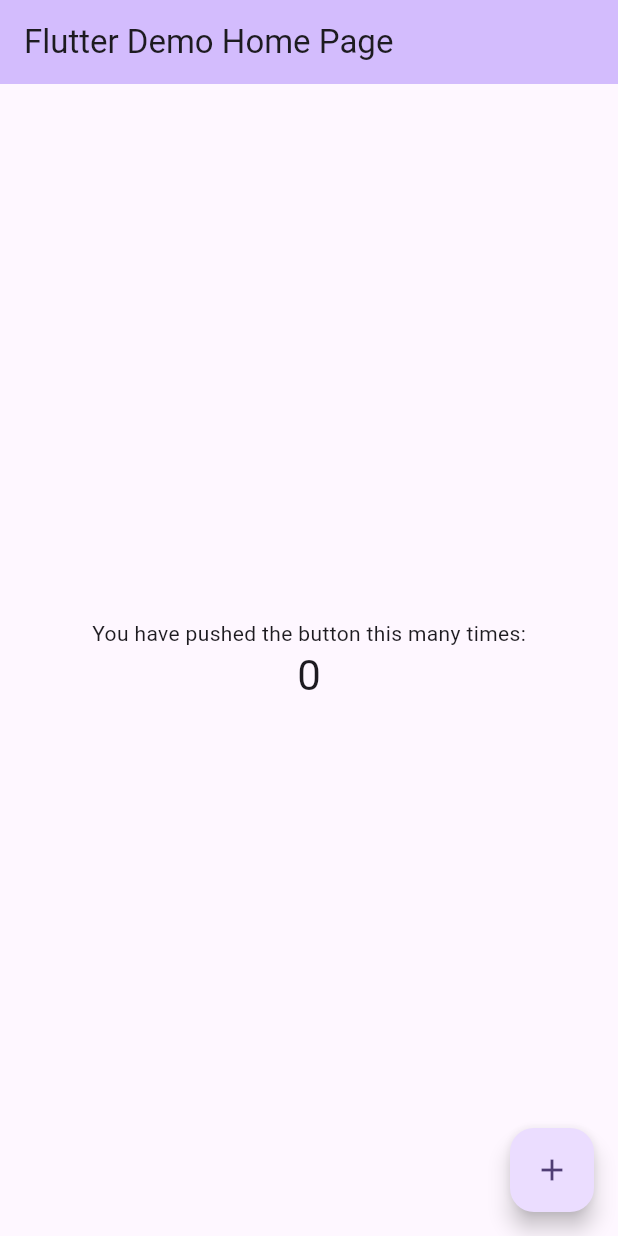
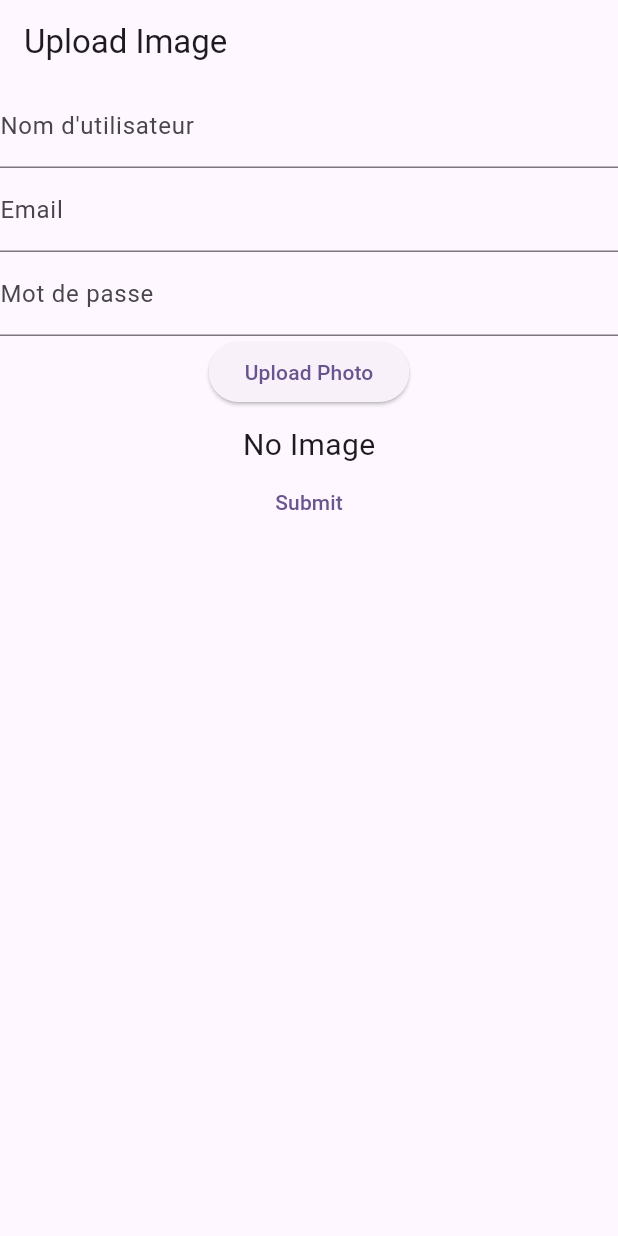
Before and after one commit to JeanFourest/projet_flutter_1, a Flutter app: the screen it shows after launch, on a phone screen of 412 x 824 dp. Run offline on Flutter 3.47's test engine with Material 2 defaults, Android fonts, the phone set to English and light mode, and no system bars; our stand-ins replace image_picker; missing offline and left inert: mongo_dart.

Commit message:
add: MongoDB connect, createUser, listAllUser, User model

```diff
--- a/lib/db.dart
+++ b/lib/db.dart
@@ -1,17 +1,51 @@
+  import 'dart:async';
   import 'package:mongo_dart/mongo_dart.dart';
-
+  import 'package:projet_flutter_1/models/user.dart';
 
   class MongoDatabase {
+    static late DbCollection userCollection;
+    static late DbCollection horseCollection;
+
     static Future<void> connect() async {
       try {
+        print('STARTING CONNECTION');
         //Connexion a la DB
-      var db = await Db.create('mongodb+srv://cavalier01:cavalier01@fluttercavalier.vik0exh.mongodb.net/');
+        var db = await Db.create(
+            'mongodb+srv://cavalier01:cavalier01@fluttercavalier.vik0exh.mongodb.net/fluttercavalier');
         await db.open();
+        userCollection = db.collection('users');
+        horseCollection = db.collection('horses');
         print('Connexion à MongoDB réussie');
       } catch (e) {
         print('Erreur de connexion à MongoDB: $e');
       }
     }
 
+    static Future<List<Map<String, dynamic>>> getAllUser() async {
+      try {
+        final users = await userCollection.find().toList();
+        return users;
+      } catch (e) {
+        return Future.value(e as FutureOr<List<Map<String, dynamic>>>?);
+      }
+    }
 
+    static Future<void> createUser(User user) async {
+      try {
+        await userCollection.insertOne({
+          'username': user.username,
+          'password': user.password,
+          'email': user.email,
+          'photo': user.photo,
+          'phoneNumber': '',
+          'age': 0,
+          'link': '',
+          'isAdmin': false,
+          'isDP': false,
+        });
+        print('Utilisateur : $user.username a été créé avec succès');
+      } catch (e) {
+        print('Erreur lors de la création du compte: $e');
       }
+    }
+  }
--- a/lib/main.dart
+++ b/lib/main.dart
@@ -1,6 +1,7 @@
 import 'package:flutter/material.dart';
 import 'package:projet_flutter_1/db.dart';
 import 'package:projet_flutter_1/pages/home_page.dart';
+import 'package:projet_flutter_1/pages/register.dart';
 
 void main() async {
   WidgetsFlutterBinding.ensureInitialized();
@@ -14,12 +15,14 @@ class MyApp extends StatelessWidget {
   @override
   Widget build(BuildContext context) {
     return MaterialApp(
+      debugShowCheckedModeBanner: false,
       title: 'Flutter Demo',
       theme: ThemeData(
         colorScheme: ColorScheme.fromSeed(seedColor: Colors.deepPurple),
         useMaterial3: true,
       ),
-      home: const MyHomePage(title: 'Flutter Demo Home Page'),
+      // home: const MyHomePage(title: 'Flutter Demo Home Page'),
+      home: Register(title: 'Register Page'),
     );
   }
 }
--- /dev/null
+++ b/lib/models/horse.dart
@@ -0,0 +1,23 @@
+class User {
+  final String username;
+  final String password;
+  final String email;
+  String photo;
+  final String phoneNumber;
+  final int age;
+  final String link;
+  final bool isAdmin;
+  final bool isDP;
+
+  User({
+    required this.username,
+    required this.password,
+    required this.email,
+    required this.photo, // This property is not final now
+    this.phoneNumber = '',
+    this.age = 0,
+    this.link = '',
+    this.isAdmin = false,
+    this.isDP = false,
+  });
+}
--- /dev/null
+++ b/lib/models/user.dart
@@ -0,0 +1,23 @@
+class User {
+  final String username;
+  final String password;
+  final String email;
+  String photo;
+  final String phoneNumber;
+  final int age;
+  final String link;
+  final bool isAdmin;
+  final bool isDP;
+
+  User({
+    required this.username,
+    required this.password,
+    required this.email,
+    required this.photo, // This property is not final now
+    this.phoneNumber = '',
+    this.age = 0,
+    this.link = '',
+    this.isAdmin = false,
+    this.isDP = false,
+  });
+}
--- a/lib/pages/register.dart
+++ b/lib/pages/register.dart
@@ -0,0 +1,179 @@
+import 'package:projet_flutter_1/db.dart';
+import 'package:projet_flutter_1/models/user.dart';
+import 'dart:convert';
+import 'dart:io';
+import 'package:flutter/material.dart';
+import 'package:image_picker/image_picker.dart';
+// import 'package:flutter_image_compress/flutter_image_compress.dart';
+
+class Register extends StatefulWidget {
+  const Register({super.key, required this.title});
+
+  final String title;
+
+  @override
+  State<Register> createState() => _Register();
+}
+
+class _Register extends State<Register> {
+  final GlobalKey<FormState> _formKey = GlobalKey<FormState>();
+  TextEditingController usernameController = TextEditingController();
+  TextEditingController passwordController = TextEditingController();
+  TextEditingController emailController = TextEditingController();
+  // TextEditingController photoController = TextEditingController();
+
+  XFile? image;
+
+  final picker = ImagePicker();
+
+  final User user = User(
+      username: '',
+      password: '',
+      email: '',
+      photo: '',
+      phoneNumber: '',
+      age: 0,
+      link: '',
+      isAdmin: false,
+      isDP: false);
+
+  Future getImage(ImageSource media) async {
+    var img = await picker.pickImage(source: media);
+
+    setState(() {
+      if (img != null) {
+        List<int> imageBytes = File(img.path).readAsBytesSync();
+        String base64Image = base64Encode(imageBytes);
+        user.photo = base64Image;
+        image = img;
+      }
+    });
+  }
+
+  // show popup dialog
+  void myAlert() {
+    showDialog(
+        context: context,
+        builder: (BuildContext context) {
+          return AlertDialog(
+            shape:
+            RoundedRectangleBorder(borderRadius: BorderRadius.circular(8)),
+            title: const Text('Please choose media to select'),
+            content: Container(
+              height: MediaQuery.of(context).size.height / 6,
+              child: Column(
+                children: [
+                  ElevatedButton(
+                    //if user click this button, user can upload image from gallery
+                    onPressed: () {
+                      Navigator.pop(context);
+                      getImage(ImageSource.gallery);
+                    },
+                    child: const Row(
+                      children: [
+                        Icon(Icons.image),
+                        Text('From Gallery'),
+                      ],
+                    ),
+                  ),
+                ],
+              ),
+            ),
+          );
+        });
+  }
+
+  @override
+  Widget build(BuildContext context) {
+    return Scaffold(
+        appBar: AppBar(
+          title: const Text('Upload Image'),
+        ),
+        body: Center(
+            child: Column(children: [
+              Form(
+                key: _formKey,
+                child: Column(
+                    children: [
+                      TextFormField(
+                        controller: usernameController,
+                        validator: (value) => value!.isEmpty ? 'Champ requis' : null,
+                        decoration:
+                        const InputDecoration(labelText: "Nom d'utilisateur"),
+                      ),
+                      TextFormField(
+                        controller: emailController,
+                        validator: (value) => value!.isEmpty ? 'Champ requis' : null,
+                        decoration: const InputDecoration(labelText: 'Email'),
+                      ),
+                      TextFormField(
+                        obscureText: true,
+                        controller: passwordController,
+                        validator: (value) => value!.isEmpty ? 'Champ requis' : null,
+                        decoration: const InputDecoration(labelText: 'Mot de passe'),
+                      ),
+                      ElevatedButton(
+                        onPressed: () {
+                          myAlert();
+                        },
+                        child: const Text('Upload Photo'),
+                      ),
+                      const SizedBox(
+                        height: 10,
+                      ),
+                      //if image not null show the image
+                      //if image null show text
+                      image != null
+                          ? Padding(
+                        padding: const EdgeInsets.symmetric(horizontal: 20),
+                        child: ClipRRect(
+                          borderRadius: BorderRadius.circular(8),
+                          child: Image.file(
+                            //to show image, you type like this.
+                            File(image!.path),
+                            fit: BoxFit.cover,
+                            width: MediaQuery.of(context).size.width,
+                            height: 300,
+                          ),
+                        ),
+                      )
+                          : const Text(
+                        "No Image",
+                        style: TextStyle(fontSize: 20),
+                      ),
+                      TextButton(
+                        onPressed: () {
+                          if (_formKey.currentState!.validate()) {
+                            ScaffoldMessenger.of(context).showSnackBar(
+                                const SnackBar(content: Text('Creating account')));
+
+                            User user = User(
+                              username: usernameController.text,
+                              password: passwordController.text,
+                              email: emailController.text,
+                              photo: '',
+                              phoneNumber: '',
+                              age: 0,
+                              link: '',
+                              isAdmin: false,
+                              isDP: false,
+                            );
+
+                            if (image != null) {
+                              List<int> imageBytes = File(image!.path).readAsBytesSync();
+                              String base64Image = base64Encode(imageBytes);
+                              user.photo = base64Image;
+                            }
+                            MongoDatabase.createUser(user);
+                          }
+                        },
+                        child: const Text('Submit'),
+                      ),
+
+                    ],
+
+                ),
+              ),
+            ])));
+  }
+}
--- a/pubspec.yaml
+++ b/pubspec.yaml
@@ -32,6 +32,11 @@ dependencies:
     sdk: flutter
   provider: ^6.0.5
   mongo_dart: ^0.9.1
+#  image_picker: ^1.0.4
+  image_picker: ^0.8.4+2
+  flutter_image_compress: ^2.0.4
+  get: any
+  http: any
 
   # The following adds the Cupertino Icons font to your application.
   # Use with the CupertinoIcons class for iOS style icons.
```
Also changed, not shown: pubspec.lock, 14 other files. Lines whose indentation alone changed are shown as unchanged.
